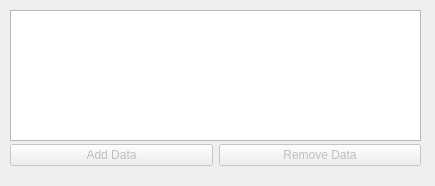
Old version of the form src/QT/wDataEditor.ui in the repository bkloppenborg/simtoi.
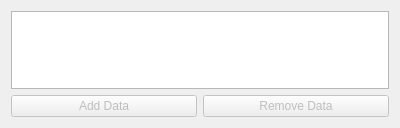
New version of the form.

Diff of the .ui file:
```diff
--- a/src/QT/wDataEditor.ui
+++ b/src/QT/wDataEditor.ui
@@ -6,8 +6,8 @@
    <rect>
     <x>0</x>
     <y>0</y>
-    <width>435</width>
-    <height>186</height>
+    <width>400</width>
+    <height>128</height>
    </rect>
   </property>
   <property name="minimumSize">
@@ -19,15 +19,9 @@
   <property name="windowTitle">
    <string>Form</string>
   </property>
+  <layout class="QGridLayout" name="gridLayout">
+   <item row="0" column="0">
   <widget class="QTreeView" name="treeOpenFiles">
-   <property name="geometry">
-    <rect>
-     <x>10</x>
-     <y>10</y>
-     <width>411</width>
-     <height>131</height>
-    </rect>
-   </property>
    <property name="minimumSize">
     <size>
      <width>0</width>
@@ -35,15 +29,8 @@
     </size>
    </property>
   </widget>
-  <widget class="QWidget" name="layoutWidget">
-   <property name="geometry">
-    <rect>
-     <x>10</x>
-     <y>140</y>
-     <width>411</width>
-     <height>31</height>
-    </rect>
-   </property>
+   </item>
+   <item row="1" column="0">
    <layout class="QHBoxLayout" name="horizontalLayout_2">
     <item>
      <widget class="QPushButton" name="btnAddData">
@@ -66,7 +53,8 @@
      </widget>
     </item>
    </layout>
-  </widget>
+   </item>
+  </layout>
  </widget>
  <resources/>
  <connections/>
```
Lines whose indentation alone changed are shown as unchanged.
